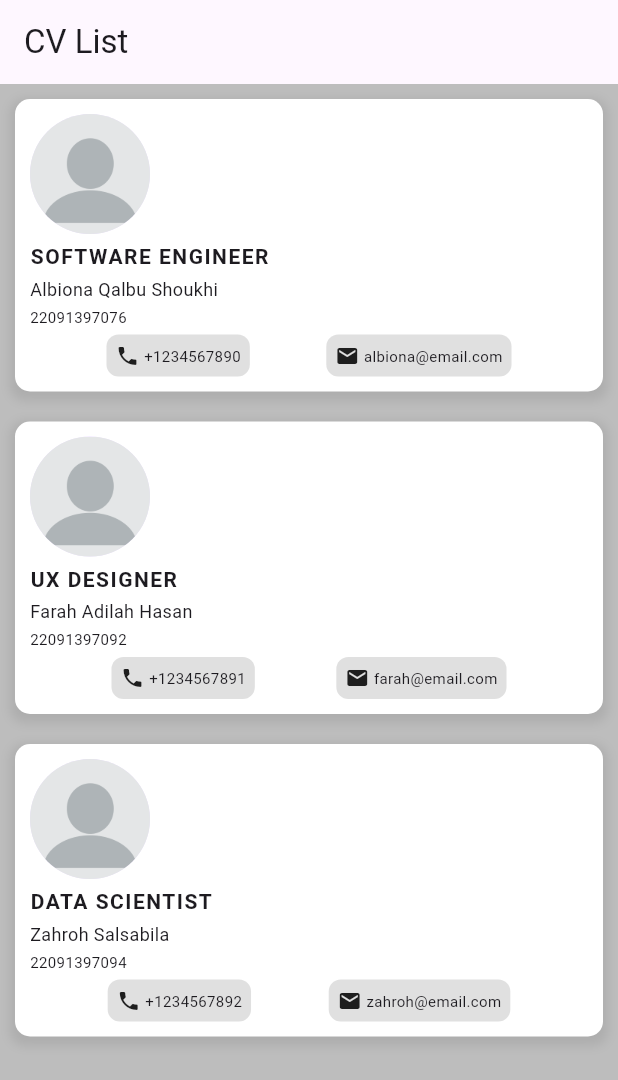
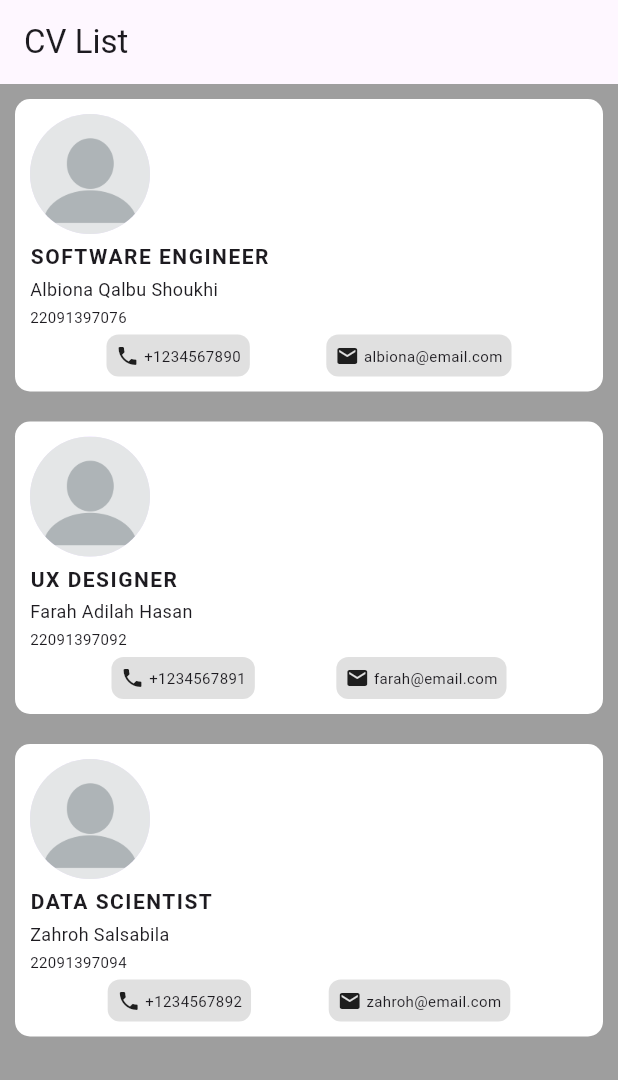
Before and after one commit to laziness-me/kel_07_flutter_portfolio_app, a Flutter app: the screen it shows after launch, on a phone screen of 412 x 824 dp. Shown: the top 1080 px of the screen. Run offline on Flutter 3.47's test engine with Material 3 defaults, Android fonts, the phone set to English and light mode, and no system bars.

Commit message:
main change

```diff
--- a/lib/main.dart
+++ b/lib/main.dart
@@ -1,5 +1,5 @@
 import 'package:flutter/material.dart';
-import 'person.dart'; // Importing the Person class from person.dart file
+import 'person.dart';
 
 void main() {
   runApp(MyApp());
@@ -10,7 +10,7 @@ class MyApp extends StatelessWidget {
   Widget build(BuildContext context) {
     return MaterialApp(
       debugShowCheckedModeBanner: false,
-      home: CVDetailList(persons: persons), // Passing the list of persons to CVDetailList widget
+      home: CVDetailList(persons: persons),
     );
   }
 }
@@ -18,7 +18,7 @@ class MyApp extends StatelessWidget {
 class CVDetailList extends StatelessWidget {
   final List<Person> persons; // List of persons
 
-  CVDetailList({required this.persons}); // Constructor to initialize the list
+  CVDetailList({required this.persons});
 
   @override
   Widget build(BuildContext context) {
@@ -26,7 +26,7 @@ class CVDetailList extends StatelessWidget {
       appBar: AppBar(
         title: Text('CV List'),
       ),
-      backgroundColor: Colors.grey[400],
+      backgroundColor: Colors.grey[500],
       body: ListView.builder(
         itemCount: persons.length, // Number of persons in the list
         itemBuilder: (BuildContext context, int index) {
@@ -45,7 +45,7 @@ class CVDetailList extends StatelessWidget {
                 ),
               ],
             ),
-            child: CVDetail(person: persons[index]), // Passing each person to CVDetail widget
+            child: CVDetail(person: persons[index]),
           );
         },
       ),
@@ -54,10 +54,9 @@ class CVDetailList extends StatelessWidget {
 }
 
 class CVDetail extends StatelessWidget {
-  final Person person; // Person object
+  final Person person;
 
-  CVDetail({required this.person}); // Constructor to initialize person
-
+  CVDetail({required this.person});
   @override
   Widget build(BuildContext context) {
     return Column(
@@ -90,8 +89,8 @@ class CVDetail extends StatelessWidget {
         Row(
           mainAxisAlignment: MainAxisAlignment.spaceEvenly,
           children: [
-            IconTextButton(icon: Icons.phone, text: person.phone), // Phone icon and number
-            IconTextButton(icon: Icons.email, text: person.email), // Email icon and address
+            IconTextButton(icon: Icons.phone, text: person.phone),
+            IconTextButton(icon: Icons.email, text: person.email),
           ],
         ),
       ],
@@ -103,7 +102,7 @@ class IconTextButton extends StatelessWidget {
   final IconData icon; // Icon data
   final String text; // Text
 
-  IconTextButton({required this.icon, required this.text}); // Constructor
+  IconTextButton({required this.icon, required this.text});
 
   @override
   Widget build(BuildContext context) {
@@ -115,11 +114,11 @@ class IconTextButton extends StatelessWidget {
       ),
       child: Row(
         children: [
-          Icon(icon, size: 16.0), // Adjusted icon size
+          Icon(icon, size: 16.0),
           SizedBox(width: 3.0),
           Text(
             text,
-            style: TextStyle(fontSize: 10.0), // Adjusted font size
+            style: TextStyle(fontSize: 10.0),
           ),
         ],
       ),
```
